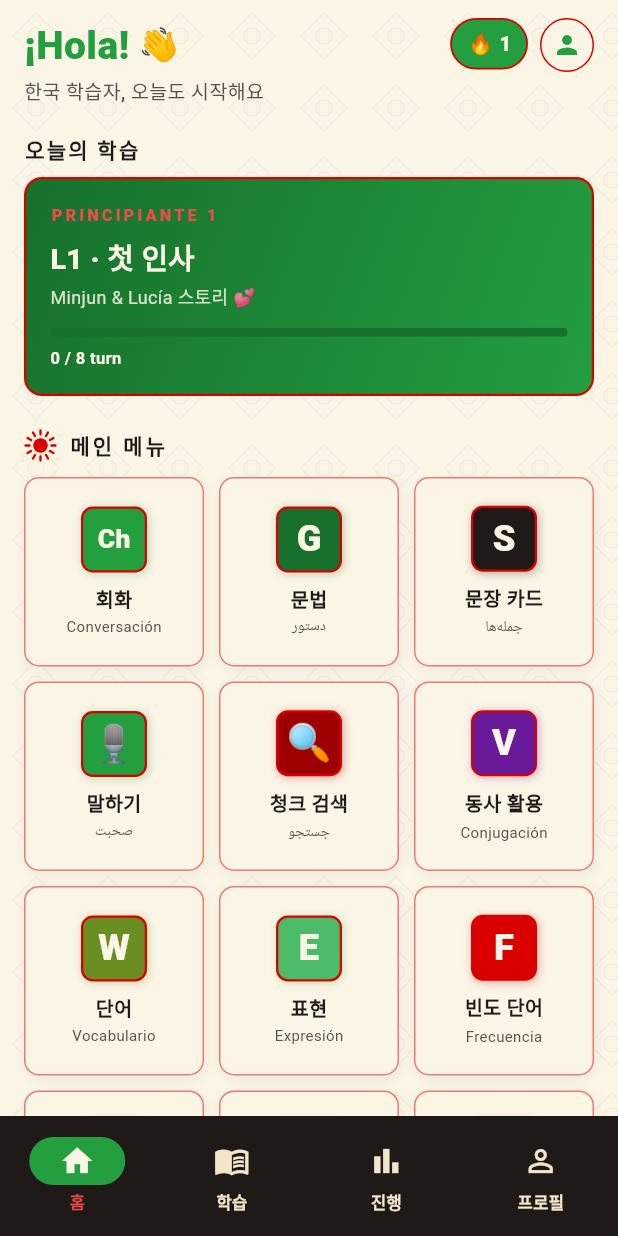
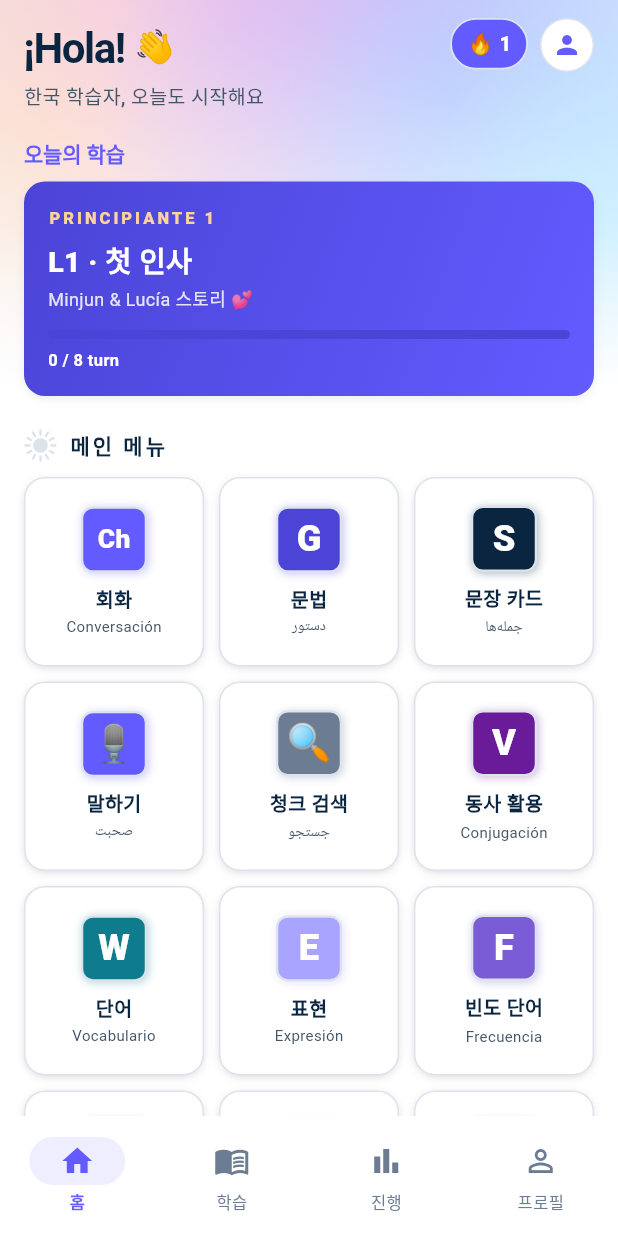
Before and after one commit to talkverselab/talkverse-fa, a Flutter app: the screen it shows after launch, on a phone screen of 412 x 824 dp. Run offline on Flutter 3.47's test engine with Material 3 defaults, Android fonts, the phone set to English and light mode, and no system bars; our stand-ins replace audioplayers, csv, drift, drift_flutter, flutter_tts, package_info_plus and 2 more; accounts and stored records are empty; generated files the repository leaves out were written again; Roboto replaces fonts that are missing (Pretendard); statements that could not run were skipped.

Commit message:
style: 앱 아이콘·화면 톤을 talkverse.uk 에 맞춤 — 메시 바탕 남색 ف 아이콘, 흰 바탕·남색 글자·인디고 포인트
- 아이콘: ~/talkverse/branding/make_icon.py (GeezaPro Bold ف, 강조선 하늘색→인디고) — Android 레거시·라운드·적응형, iOS AppIcon
- theme.dart: 색 이름은 유지하고 값만 사이트 토큰으로, 앱바·내비 흰 배경, 둥근 카드, 알약 버튼
- 홈 상단 장식 → 파스텔 메시 그라데이션(MeshBackdrop), FA 배지·빈도 단어 배지는 사이트 페르시아어 카드색 #7a5cd6
- 문법 강의 앱바의 「테스트」 버튼이 흰 앱바에서 안 보이던 것을 인디고로
- tools/zealot_push.sh, CLAUDE.md §8·§9 (Zealot 은 CI APK 를 올림, 키 백업 위치)

Co-Authored-By: Claude Opus 5.5 <noreply@anthropic.com>
Claude-Session: https://claude.ai/code/session_017c1zPCspchdghYm3uV8jgc

```diff
--- a/lib/core/theme.dart
+++ b/lib/core/theme.dart
@@ -1,27 +1,34 @@
 import 'package:flutter/material.dart';
 
-/// España 컬러 팔레트 — 국기 rojo·gualda + 석회벽 백색·올리브·지중해 청색
+/// 컬러 팔레트 — talkverse.uk 톤(2026-10-26).
+///
+/// 흰 바탕 + 남색 글자 + 인디고 포인트 하나, 그 밖의 색은 절제한다.
+/// 이름(rojo·gualda·cal…)은 옛 국기 팔레트(스페인어 템플릿)에서 온 것이라
+/// 화면 코드가 그대로 쓰고, 값만 사이트 토큰(`--ink`·`--body`·`--accent`…)에 맞췄다.
 class AppColors {
-  // 主色 — Rojo (국기 빨강)
-  static const Color rojo = Color(0xFF239F40);
-  static const Color rojoDeep = Color(0xFF17702C);
-  static const Color rojoLight = Color(0xFF4CBB68);
+  // 주색 — 사이트 `--accent` 인디고
+  static const Color rojo = Color(0xFF635BFF);
+  static const Color rojoDeep = Color(0xFF4B44D6); // `--accent-ink`
+  static const Color rojoLight = Color(0xFFA9A4FF);
 
-  // 副色 — Gualda (국기 노랑/금)
-  static const Color gualda = Color(0xFFDA0000);
-  static const Color gualdaBright = Color(0xFFF04A4A);
-  static const Color gualdaDeep = Color(0xFF9E0000);
+  // 옛 금색 자리 — 테두리는 사이트 `--line` 계열, 밝은 강조는 히어로 피치
+  static const Color gualda = Color(0xFFDDE3EC);
+  static const Color gualdaBright = Color(0xFFFFD39B);
+  static const Color gualdaDeep = Color(0xFF6B7C93); // `--muted`
 
-  // Tinta (잉크, 본문 텍스트)
-  static const Color tinta = Color(0xFF1F1A17);
-  static const Color tintaLight = Color(0xFF5A4F48);
+  // 글자 — `--ink` / `--body`
+  static const Color tinta = Color(0xFF0A2540);
+  static const Color tintaLight = Color(0xFF425466);
 
-  // Cal (석회 벽, 부드러운 미색 배경)
-  static const Color cal = Color(0xFFFBF5E6);
-  static const Color calDeep = Color(0xFFF1E6C8);
+  // 바탕 — 흰색 / `--soft`
+  static const Color cal = Color(0xFFFFFFFF);
+  static const Color calDeep = Color(0xFFF6F9FC);
 
-  // Oliva (보조 강조)
-  static const Color oliva = Color(0xFF6B8E23);
+  // 보조 강조 — 차분한 청록(완료·학습됨)
+  static const Color oliva = Color(0xFF0E7C8C);
+
+  // 페르시아어 카드색 — talkverse.uk 언어 카드의 `--c`
+  static const Color farsi = Color(0xFF7A5CD6);
 
   // Mediterráneo (정보성 강조)
   static const Color mar = Color(0xFF1E6FA8);
@@ -48,16 +55,16 @@ class AppTheme {
       colorScheme: ColorScheme(
         brightness: Brightness.light,
         primary: AppColors.rojo,
-        onPrimary: AppColors.cal,
+        onPrimary: Colors.white,
         primaryContainer: AppColors.rojoLight,
         onPrimaryContainer: AppColors.tinta,
-        secondary: AppColors.gualda,
-        onSecondary: AppColors.tinta,
+        secondary: AppColors.tintaLight,
+        onSecondary: Colors.white,
         secondaryContainer: AppColors.gualdaBright,
         onSecondaryContainer: AppColors.tinta,
         tertiary: AppColors.oliva,
         onTertiary: AppColors.cal,
-        tertiaryContainer: const Color(0xFFD6E4B0),
+        tertiaryContainer: const Color(0xFFCDEFF2),
         onTertiaryContainer: AppColors.tinta,
         error: const Color(0xFFB00020),
         onError: Colors.white,
@@ -66,62 +73,87 @@ class AppTheme {
         surfaceContainerHighest: AppColors.calDeep,
         onSurfaceVariant: AppColors.tintaLight,
         outline: AppColors.gualdaDeep,
-        outlineVariant: const Color(0xFFDCCDA4),
+        outlineVariant: AppColors.gualda,
       ),
       scaffoldBackgroundColor: AppColors.cal,
       fontFamily: 'Pretendard',
     );
 
     return base.copyWith(
+      textTheme: base.textTheme.apply(
+        bodyColor: AppColors.tintaLight,
+        displayColor: AppColors.tinta,
+      ),
       appBarTheme: const AppBarTheme(
         centerTitle: true,
         elevation: 0,
-        backgroundColor: AppColors.rojo,
-        foregroundColor: AppColors.cal,
+        scrolledUnderElevation: 0,
+        backgroundColor: AppColors.cal,
+        surfaceTintColor: Colors.transparent,
+        foregroundColor: AppColors.tinta,
+        shape: Border(bottom: BorderSide(color: AppColors.gualda, width: 1)),
         titleTextStyle: TextStyle(
-          color: AppColors.cal,
-          fontSize: 18,
-          fontWeight: FontWeight.w700,
-          letterSpacing: 1.2,
+          color: AppColors.tinta,
+          fontSize: 17,
+          fontWeight: FontWeight.w600,
+          letterSpacing: -0.3,
         ),
       ),
       cardTheme: CardThemeData(
         elevation: 0,
         color: AppColors.cal,
+        shadowColor: const Color(0x1A32325D),
         shape: RoundedRectangleBorder(
-          borderRadius: BorderRadius.circular(8),
-          side: const BorderSide(color: AppColors.gualda, width: 0.8),
+          borderRadius: BorderRadius.circular(14),
+          side: const BorderSide(color: AppColors.gualda, width: 1),
         ),
       ),
       navigationBarTheme: NavigationBarThemeData(
-        backgroundColor: AppColors.tinta,
-        indicatorColor: AppColors.rojo,
+        backgroundColor: AppColors.cal,
+        surfaceTintColor: Colors.transparent,
+        indicatorColor: const Color(0xFFEFEEFE),
         labelTextStyle: WidgetStateProperty.resolveWith((states) {
           final selected = states.contains(WidgetState.selected);
           return TextStyle(
-            color: selected ? AppColors.gualdaBright : AppColors.calDeep,
+            color: selected ? AppColors.rojo : AppColors.gualdaDeep,
             fontSize: 11,
-            fontWeight: FontWeight.w600,
+            fontWeight: selected ? FontWeight.w600 : FontWeight.w500,
           );
         }),
         iconTheme: WidgetStateProperty.resolveWith((states) {
           final selected = states.contains(WidgetState.selected);
           return IconThemeData(
-            color: selected ? AppColors.cal : AppColors.calDeep,
+            color: selected ? AppColors.rojo : AppColors.gualdaDeep,
             size: 24,
           );
         }),
+      ),
+      filledButtonTheme: FilledButtonThemeData(
+        style: FilledButton.styleFrom(
+          backgroundColor: AppColors.tinta,
+          foregroundColor: Colors.white,
+          shape: const StadiumBorder(),
+          textStyle: const TextStyle(fontWeight: FontWeight.w600),
+        ),
+      ),
+      outlinedButtonTheme: OutlinedButtonThemeData(
+        style: OutlinedButton.styleFrom(
+          foregroundColor: AppColors.tinta,
+          side: const BorderSide(color: AppColors.gualda),
+          shape: const StadiumBorder(),
+        ),
       ),
       chipTheme: ChipThemeData(
         backgroundColor: AppColors.calDeep,
         labelStyle: const TextStyle(color: AppColors.tinta, fontWeight: FontWeight.w600),
         side: const BorderSide(color: AppColors.gualda),
+        shape: const StadiumBorder(),
         selectedColor: AppColors.rojo,
         secondaryLabelStyle: const TextStyle(color: AppColors.cal),
       ),
       dividerTheme: const DividerThemeData(
         color: AppColors.gualda,
-        thickness: 0.5,
+        thickness: 1,
       ),
       listTileTheme: const ListTileThemeData(
         iconColor: AppColors.rojo,
--- a/lib/screens/episode_screen.dart
+++ b/lib/screens/episode_screen.dart
@@ -183,8 +183,8 @@ class _EpisodeScreenState extends State<EpisodeScreen> {
           preferredSize: const Size.fromHeight(4),
           child: LinearProgressIndicator(
             value: total == 0 ? 0 : done / total,
-            backgroundColor: AppColors.rojoDeep,
-            color: AppColors.gualda,
+            backgroundColor: AppColors.calDeep,
+            color: AppColors.rojo,
             minHeight: 4,
           ),
         ),
--- a/lib/screens/grammar_lesson_screen.dart
+++ b/lib/screens/grammar_lesson_screen.dart
@@ -133,9 +133,9 @@ class GrammarLessonScreen extends StatelessWidget {
               context,
               MaterialPageRoute(builder: (_) => GrammarTestScreen(lesson: lesson)),
             ),
-            icon: const Icon(Icons.quiz, color: Colors.white),
+            icon: const Icon(Icons.quiz, color: AppColors.rojo),
             label: Text(tr('테스트'),
-                style: TextStyle(color: Colors.white, fontWeight: FontWeight.w800)),
+                style: TextStyle(color: AppColors.rojo, fontWeight: FontWeight.w600)),
           ),
         ],
       ),
--- a/lib/screens/main_screen.dart
+++ b/lib/screens/main_screen.dart
@@ -63,7 +63,7 @@ class HomeScreen extends StatelessWidget {
       backgroundColor: AppColors.cal,
       body: Stack(
         children: [
-          const Positioned.fill(child: AzulejoPattern(opacity: 0.06)),
+          const Positioned(top: 0, left: 0, right: 0, height: 260, child: MeshBackdrop()),
           SafeArea(
             child: ListView(
               padding: const EdgeInsets.symmetric(horizontal: 16, vertical: 12),
@@ -80,9 +80,10 @@ class HomeScreen extends StatelessWidget {
                               Text(
                                 '¡Hola!',
                                 style: TextStyle(
-                                  fontSize: 26,
-                                  fontWeight: FontWeight.w900,
-                                  color: AppColors.rojo,
+                                  fontSize: 28,
+                                  fontWeight: FontWeight.w700,
+                                  color: AppColors.tinta,
+                                  letterSpacing: -1,
                                 ),
                               ),
                               SizedBox(width: 6),
@@ -120,9 +121,9 @@ class HomeScreen extends StatelessWidget {
                   tr('오늘의 학습'),
                   style: TextStyle(
                     fontSize: 14,
-                    fontWeight: FontWeight.w800,
-                    color: AppColors.tinta,
-                    letterSpacing: 1.5,
+                    fontWeight: FontWeight.w600,
+                    color: AppColors.rojo,
+                    letterSpacing: -0.1,
                   ),
                 ),
                 const SizedBox(height: 8),
@@ -234,8 +235,10 @@ class _TodayMissionState extends State<_TodayMission> {
             begin: Alignment.topLeft,
             end: Alignment.bottomRight,
           ),
-          borderRadius: BorderRadius.circular(12),
-          border: Border.all(color: AppColors.gualda, width: 1.5),
+          borderRadius: BorderRadius.circular(14),
+          boxShadow: const [
+            BoxShadow(color: Color(0x1A32325D), blurRadius: 5, offset: Offset(0, 2), spreadRadius: -1),
+          ],
         ),
         child: Column(
           crossAxisAlignment: CrossAxisAlignment.start,
@@ -270,7 +273,7 @@ class _TodayMissionState extends State<_TodayMission> {
                 value: ratio,
                 minHeight: 6,
                 backgroundColor: AppColors.rojoDeep,
-                color: AppColors.gualda,
+                color: AppColors.gualdaBright,
               ),
             ),
             const SizedBox(height: 6),
@@ -307,7 +310,7 @@ class _MenuGrid extends StatelessWidget {
         builder: (_) => TopicVocabScreen(
             title: tr('주제별 표현'),
             asset: 'assets/data/vocab/travel_expressions.json')),
-      _MenuItem(label: tr('빈도 단어'), sub: 'Frecuencia', badge: 'F', color: AppColors.gualda,
+      _MenuItem(label: tr('빈도 단어'), sub: 'Frecuencia', badge: 'F', color: AppColors.farsi,
         builder: (_) => const WordFreqScreen()),
       _MenuItem(label: tr('성·수'), sub: 'Género', badge: 'el/la', color: AppColors.mar,
         builder: (_) => _ComingSoon(title: tr('성·수 일치'))),
@@ -355,18 +358,15 @@ class _MenuTile extends StatelessWidget {
   Widget build(BuildContext context) {
     return InkWell(
       onTap: () => Navigator.push(context, MaterialPageRoute(builder: item.builder)),
-      borderRadius: BorderRadius.circular(10),
+      borderRadius: BorderRadius.circular(14),
       child: Container(
         decoration: BoxDecoration(
           color: AppColors.cal,
-          borderRadius: BorderRadius.circular(10),
-          border: Border.all(color: AppColors.gualda.withValues(alpha: 0.5)),
-          boxShadow: [
-            BoxShadow(
-              color: AppColors.tinta.withValues(alpha: 0.06),
-              blurRadius: 6,
-              offset: const Offset(1, 2),
-            ),
+          borderRadius: BorderRadius.circular(14),
+          border: Border.all(color: AppColors.gualda),
+          boxShadow: const [
+            BoxShadow(color: Color(0x1A32325D), blurRadius: 5, offset: Offset(0, 2), spreadRadius: -1),
+            BoxShadow(color: Color(0x14000000), blurRadius: 3, offset: Offset(0, 1), spreadRadius: -1),
           ],
         ),
         child: Padding(
@@ -380,7 +380,7 @@ class _MenuTile extends StatelessWidget {
                 item.label,
                 style: const TextStyle(
                   fontSize: 13,
-                  fontWeight: FontWeight.w800,
+                  fontWeight: FontWeight.w600,
                   color: AppColors.tinta,
                 ),
               ),
--- a/lib/screens/profile_screen.dart
+++ b/lib/screens/profile_screen.dart
@@ -30,7 +30,7 @@ class ProfileScreen extends StatelessWidget {
             ),
             child: Row(
               children: [
-                const TileBadge(text: 'FA', size: 60, color: AppColors.tinta),
+                const TileBadge(text: 'FA', size: 60, color: AppColors.farsi),
                 SizedBox(width: 14),
                 Expanded(
                   child: Column(
--- a/lib/widgets/spanish_decor.dart
+++ b/lib/widgets/spanish_decor.dart
@@ -227,3 +227,48 @@ class _SolPainter extends CustomPainter {
   @override
   bool shouldRepaint(covariant _SolPainter old) => old.color != color;
 }
+
+/// 파스텔 메시 그라데이션 — talkverse.uk 히어로 배경을 옮긴 것. 홈 상단에만 쓴다.
+class MeshBackdrop extends StatelessWidget {
+  const MeshBackdrop({super.key});
+
+  static const _blobs = <(Alignment, Color)>[
+    (Alignment(-0.8, -0.3), Color(0xFFFFD39B)),
+    (Alignment(-0.2, -0.9), Color(0xFFF5B8E6)),
+    (Alignment(0.45, -0.5), Color(0xFFA9A4FF)),
+    (Alignment(0.95, 0.2), Color(0xFF8FE3FF)),
+  ];
+
+  @override
+  Widget build(BuildContext context) {
+    return IgnorePointer(
+      child: Stack(
+        fit: StackFit.expand,
+        children: [
+          const ColoredBox(color: Color(0xFFECEAFF)),
+          for (final (align, color) in _blobs)
+            DecoratedBox(
+              decoration: BoxDecoration(
+                gradient: RadialGradient(
+                  center: align,
+                  radius: 0.9,
+                  colors: [color.withValues(alpha: 0.85), color.withValues(alpha: 0)],
+                ),
+              ),
+            ),
+          // 아래로 갈수록 흰 바탕에 녹아들게
+          const DecoratedBox(
+            decoration: BoxDecoration(
+              gradient: LinearGradient(
+                begin: Alignment.topCenter,
+                end: Alignment.bottomCenter,
+                colors: [Color(0x26FFFFFF), Color(0x8CFFFFFF), Colors.white],
+                stops: [0, 0.6, 1],
+              ),
+            ),
+          ),
+        ],
+      ),
+    );
+  }
+}
```
Also changed, not shown: 45 other files.
